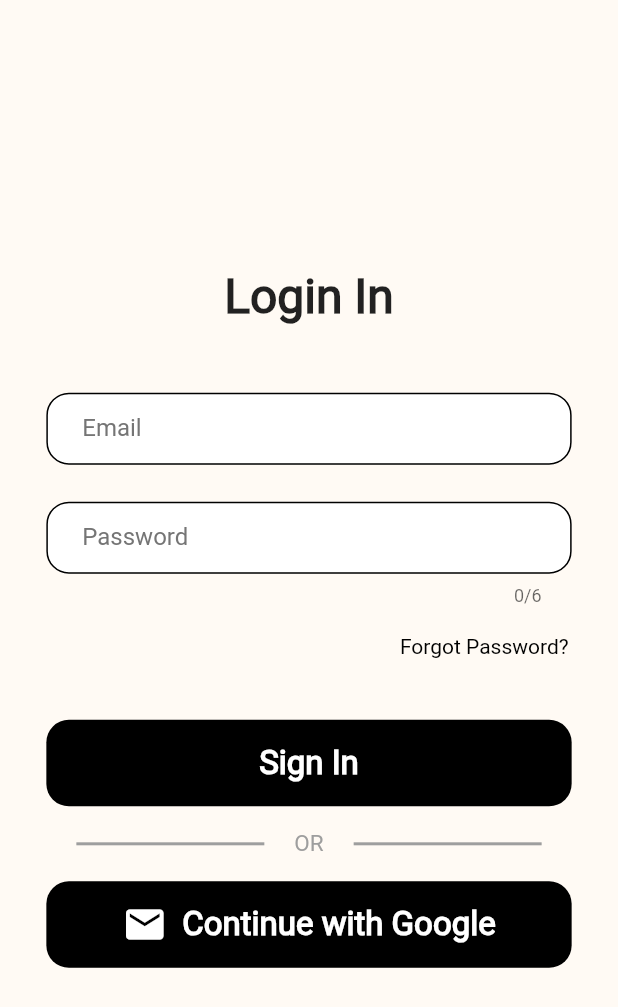
After one commit to asimm9/mylibrary, a Flutter app: the LoginPage screen opened directly, on a phone screen of 412 x 824 dp. The commit adds this screen. Shown: the top 1007 px of the screen. Run offline on Flutter 3.47's test engine with Material 2 defaults, Android fonts, the phone set to English and light mode, and no system bars; our stand-ins replace convex_bottom_bar, flutter_riverpod, sqflite; accounts and stored records are empty.

Commit message:
login page ui

```diff
--- /dev/null
+++ b/lib/companants/constans/colors.dart
@@ -0,0 +1,3 @@
+import 'package:flutter/material.dart';
+
+Color backgroundColor = const Color.fromARGB(255, 255, 250, 244);
--- /dev/null
+++ b/lib/companants/constans/text_style.dart
@@ -0,0 +1,11 @@
+import 'package:flutter/material.dart';
+
+TextStyle loginPageTextStyle = const TextStyle(
+    fontFamily: 'Roboto', fontSize: 32, fontWeight: FontWeight.w600);
+TextStyle myButtonTextStyle = const TextStyle(
+    fontFamily: 'Roboto',
+    fontSize: 22,
+    fontWeight: FontWeight.w600,
+    color: Colors.white);
+TextStyle dividerTextStyle = const TextStyle(
+    color: Colors.grey, fontSize: 15, fontWeight: FontWeight.w500);
--- /dev/null
+++ b/lib/companants/my_button.dart
@@ -0,0 +1,49 @@
+import 'package:flutter/material.dart';
+import 'package:mylibrary/companants/constans/text_style.dart';
+
+class MyButton extends StatelessWidget {
+  final String text;
+  final void Function()? onTap;
+  final IconData? icon;
+  const MyButton({super.key, required this.text, this.onTap, this.icon});
+
+  @override
+  Widget build(BuildContext context) {
+    Size size = MediaQuery.of(context).size;
+
+    return GestureDetector(
+      onTap: () {
+        debugPrint('Login');
+      },
+      child: Container(
+        alignment: Alignment.center,
+        height: size.height * 0.07,
+        width: size.width,
+        decoration: BoxDecoration(
+          color: Colors.black,
+          borderRadius: BorderRadius.circular(15),
+        ),
+        child: icon != null
+            ? Row(
+                mainAxisAlignment: MainAxisAlignment.center,
+                children: [
+                  Icon(
+                    icon,
+                    size: 30,
+                    color: Colors.white,
+                  ),
+                  const SizedBox(width: 10),
+                  Text(
+                    text,
+                    style: myButtonTextStyle,
+                  ),
+                ],
+              )
+            : Text(
+                text,
+                style: myButtonTextStyle,
+              ),
+      ),
+    );
+  }
+}
--- /dev/null
+++ b/lib/companants/my_divider.dart
@@ -0,0 +1,34 @@
+import 'package:flutter/material.dart';
+import 'package:mylibrary/companants/constans/text_style.dart';
+
+class MyDivider extends StatelessWidget {
+  const MyDivider({super.key});
+
+  @override
+  Widget build(BuildContext context) {
+    return Row(
+      children: [
+        const Expanded(
+          child: Divider(
+            height: 20.0,
+            thickness: 2,
+            indent: 20,
+            color: Colors.grey,
+          ),
+        ),
+        Padding(
+          padding: const EdgeInsets.symmetric(horizontal: 20),
+          child: Text('OR', style: dividerTextStyle),
+        ),
+        const Expanded(
+          child: Divider(
+            height: 20.0,
+            thickness: 2,
+            color: Colors.grey,
+            endIndent: 20,
+          ),
+        ),
+      ],
+    );
+  }
+}
--- a/lib/main.dart
+++ b/lib/main.dart
@@ -1,5 +1,6 @@
 import 'package:flutter/material.dart';
 import 'package:flutter_riverpod/flutter_riverpod.dart';
+import 'package:mylibrary/companants/constans/colors.dart';
 import 'package:mylibrary/pages/control_page.dart';
 
 void main() {
@@ -8,7 +9,6 @@ void main() {
   ));
 }
 
-
 class MyApp extends StatelessWidget {
   const MyApp({super.key});
 
@@ -16,7 +16,8 @@ class MyApp extends StatelessWidget {
   @override
   Widget build(BuildContext context) {
     return MaterialApp(
-      home: ControlPage(),
+      theme: ThemeData(scaffoldBackgroundColor: backgroundColor),
+      home: const ControlPage(),
       debugShowCheckedModeBanner: false,
     );
   }
--- a/lib/pages/control_page.dart
+++ b/lib/pages/control_page.dart
@@ -22,7 +22,7 @@ class _HomePageState extends State<ControlPage> {
         appBar: _appBar(),
         resizeToAvoidBottomInset: false,
         bottomNavigationBar: _navigationBar(),
-        backgroundColor: Color.fromRGBO(255, 250, 244, 1),
+        backgroundColor: const Color.fromRGBO(255, 250, 244, 1),
         body: pageList.elementAt(_selectedIndex));
   }
 
@@ -68,7 +68,7 @@ class _HomePageState extends State<ControlPage> {
 
   PopupMenuButton<dynamic> _popUpMenuButton() {
     return PopupMenuButton(
-      icon: Icon(Icons.menu, color: Colors.black),
+      icon: const Icon(Icons.menu, color: Colors.black),
       onSelected: (value) {},
       itemBuilder: (context) {
         return const [
--- a/lib/pages/detail_item_page..dart
+++ b/lib/pages/detail_item_page..dart
@@ -53,15 +53,15 @@ class ItemDetailPage extends StatelessWidget {
                     children: [
                       Text(
                         cardModel.itemName.toString(),
-                        style: TextStyle(fontSize: 20),
+                        style: const TextStyle(fontSize: 20),
                       ),
                       Text(
                         cardModel.itemCreater.toString(),
-                        style: TextStyle(fontSize: 20),
+                        style: const TextStyle(fontSize: 20),
                       ),
                       Text(
                         cardModel.shortTextForItem.toString(),
-                        style: TextStyle(fontSize: 20),
+                        style: const TextStyle(fontSize: 20),
                       ),
                     ],
                   ),
@@ -91,7 +91,7 @@ class ItemDetailPage extends StatelessWidget {
             ],
           ),
           Text(cardModel.createTime!.year.toString()),
-          IconButton(onPressed: () {}, icon: Icon(Icons.delete_forever))
+          IconButton(onPressed: () {}, icon: const Icon(Icons.delete_forever))
         ],
       ),
     );
--- a/lib/pages/favorites_page.dart
+++ b/lib/pages/favorites_page.dart
@@ -15,7 +15,7 @@ class FavoritesPage extends StatelessWidget {
         Padding(padding: EdgeInsets.all(height * 0.018)),
         _itemListField(height),
         Padding(padding: EdgeInsets.all(height * 0.008)),
-        Text('Favorilerden Çıkarmak için sola doğru kaydırınız')
+        const Text('Favorilerden Çıkarmak için sola doğru kaydırınız')
       ],
     );
   }
--- /dev/null
+++ b/lib/pages/login_page.dart
@@ -0,0 +1,123 @@
+import 'package:flutter/material.dart';
+import 'package:mylibrary/companants/constans/text_style.dart';
+import 'package:mylibrary/companants/my_button.dart';
+import 'package:mylibrary/companants/my_divider.dart';
+
+class LoginPage extends StatelessWidget {
+  const LoginPage({super.key});
+
+  @override
+  Widget build(BuildContext context) {
+    Size size = MediaQuery.of(context).size;
+    return Scaffold(
+      body: Center(
+        child: SizedBox(
+          width: size.width * 0.85,
+          child: Column(
+            mainAxisAlignment: MainAxisAlignment.center,
+            children: [
+              Text(
+                'Login In',
+                style: loginPageTextStyle,
+              ),
+              const SizedBox(height: 45),
+              SizedBox(
+                height: size.height * 0.07,
+                child: TextFormField(
+                  decoration: InputDecoration(
+                    fillColor: Colors.white,
+                    filled: true,
+                    contentPadding: const EdgeInsets.symmetric(horizontal: 20),
+                    labelText: ' Email',
+                    labelStyle: TextStyle(
+                      height: 1.5,
+                      color: Colors.grey.shade600,
+                    ),
+                    enabledBorder: const OutlineInputBorder(
+                      borderRadius: BorderRadius.all(
+                        Radius.circular(15),
+                      ),
+                    ),
+                    focusedBorder: const OutlineInputBorder(
+                      borderRadius: BorderRadius.all(
+                        Radius.circular(15),
+                      ),
+                    ),
+                  ),
+                  validator: (value) {
+                    if (value!.isEmpty) {
+                      return 'E-posta zorunludur!';
+                    }
+                    return null;
+                  },
+                ),
+              ),
+              const SizedBox(height: 15),
+              SizedBox(
+                height: size.height * 0.1,
+                child: TextFormField(
+                  decoration: InputDecoration(
+                    fillColor: Colors.white,
+                    filled: true,
+                    contentPadding: const EdgeInsets.symmetric(horizontal: 20),
+                    labelText: ' Password',
+                    labelStyle: TextStyle(
+                      height: 1.5,
+                      color: Colors.grey.shade600,
+                    ),
+                    enabledBorder: const OutlineInputBorder(
+                      borderRadius: BorderRadius.all(
+                        Radius.circular(15),
+                      ),
+                    ),
+                    focusedBorder: const OutlineInputBorder(
+                      borderRadius: BorderRadius.all(
+                        Radius.circular(15),
+                      ),
+                    ),
+                  ),
+                  maxLength: 6,
+                  obscureText: true,
+                  validator: (value) {
+                    if (value!.isEmpty) {
+                      return 'Şifre zorunludur!';
+                    }
+                    return null;
+                  },
+                ),
+              ),
+              Align(
+                alignment: Alignment.centerRight,
+                child: TextButton(
+                  style: ButtonStyle(
+                    overlayColor: MaterialStateProperty.all(Colors.transparent),
+                    padding: MaterialStateProperty.all(
+                        const EdgeInsets.only(bottom: 20, right: 2)),
+                  ),
+                  onPressed: () {},
+                  child: const Text(
+                    'Forgot Password?',
+                    style: TextStyle(
+                      color: Colors.black,
+                    ),
+                  ),
+                ),
+              ),
+              const SizedBox(height: 15),
+              const MyButton(
+                text: 'Sign In',
+              ),
+              const SizedBox(height: 15),
+              const MyDivider(),
+              const SizedBox(height: 15),
+              const MyButton(
+                text: 'Continue with Google',
+                icon: Icons.mail,
+              ),
+            ],
+          ),
+        ),
+      ),
+    );
+  }
+}
```
Also changed, not shown: pubspec.yaml (+5 -6 lines), assets/Roboto-Regular.ttf (added), pubspec.lock.
